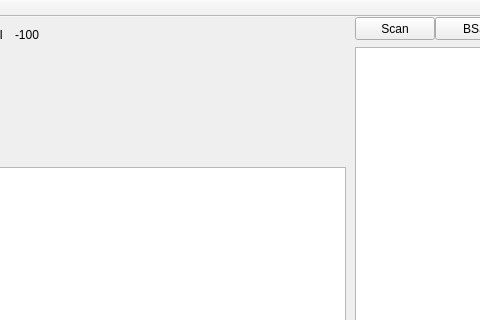
Above: mainwindow.ui from AndreyShamis/wipp before the change; both pictures show x 255 to 735 and y 0 to 320 of the 1067 by 509 pixel window. Below: the same form after it.
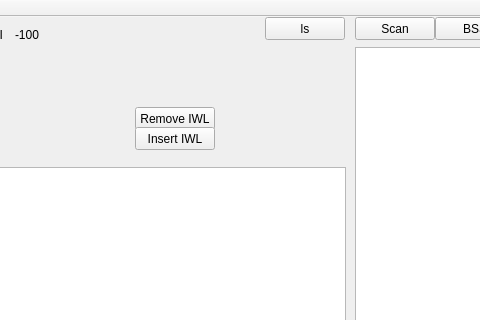
That is the form after the change.

Patch:
```diff
--- a/mainwindow.ui
+++ b/mainwindow.ui
@@ -168,6 +168,45 @@
      <string>-100</string>
     </property>
    </widget>
+   <widget class="QPushButton" name="btnScanBSS_2">
+    <property name="geometry">
+     <rect>
+      <x>520</x>
+      <y>0</y>
+      <width>80</width>
+      <height>23</height>
+     </rect>
+    </property>
+    <property name="text">
+     <string>ls</string>
+    </property>
+   </widget>
+   <widget class="QPushButton" name="btnModprobeR">
+    <property name="geometry">
+     <rect>
+      <x>390</x>
+      <y>90</y>
+      <width>80</width>
+      <height>23</height>
+     </rect>
+    </property>
+    <property name="text">
+     <string>Remove IWL</string>
+    </property>
+   </widget>
+   <widget class="QPushButton" name="btnModprobe">
+    <property name="geometry">
+     <rect>
+      <x>390</x>
+      <y>110</y>
+      <width>80</width>
+      <height>23</height>
+     </rect>
+    </property>
+    <property name="text">
+     <string>Insert IWL</string>
+    </property>
+   </widget>
   </widget>
   <widget class="QMenuBar" name="menuBar">
    <property name="geometry">
```
